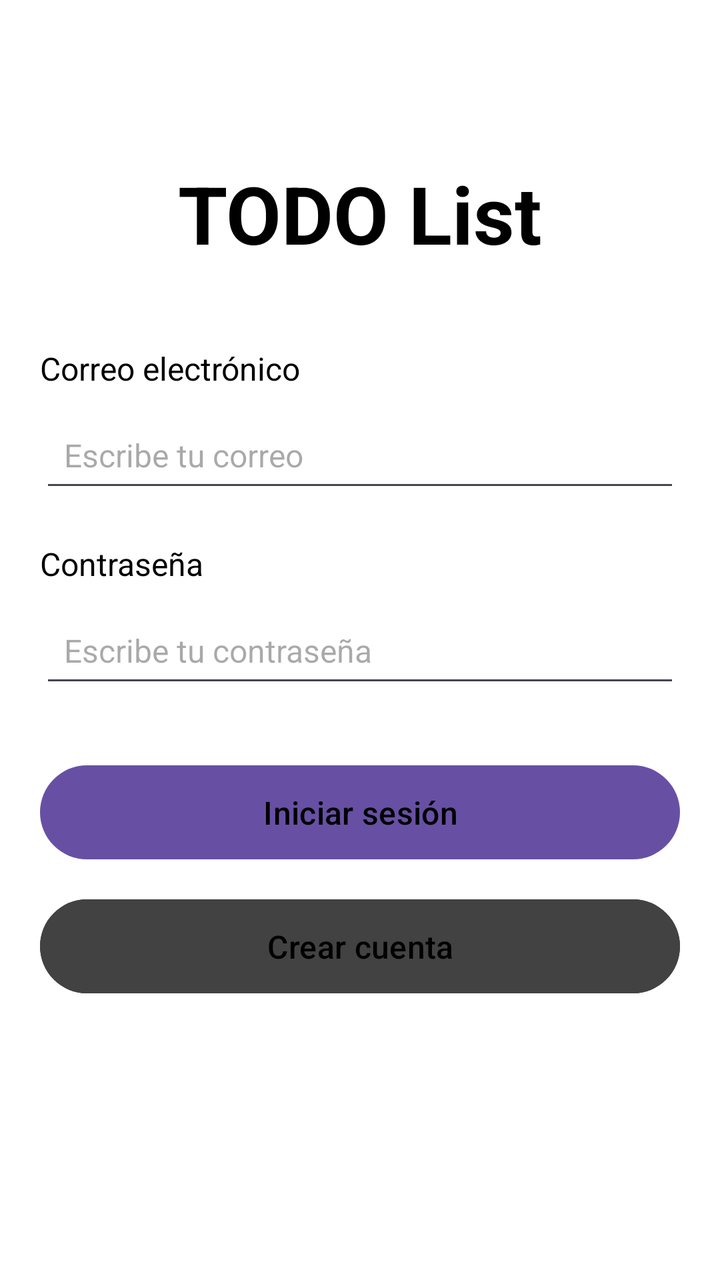
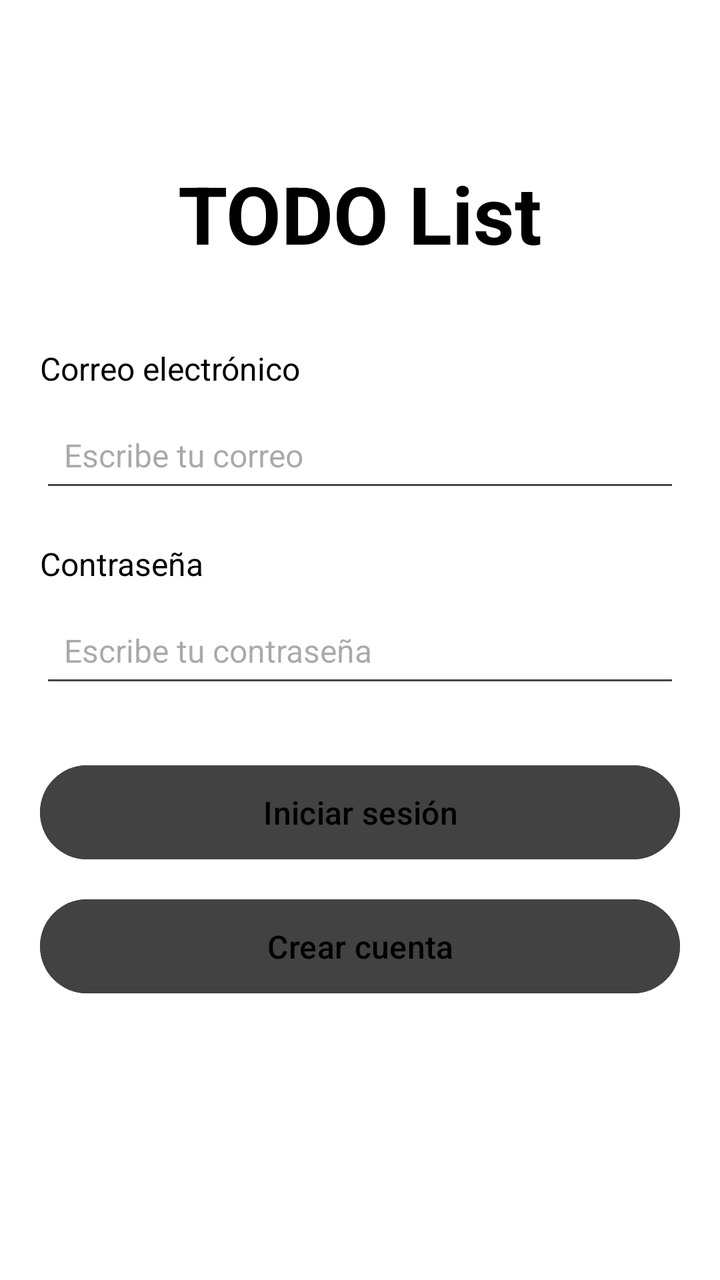

Two renders of the same Android screen: before a commit and after it. Below are the layout's source before the change and the commit's diff.
<!-- AndroidManifest.xml: application theme Theme.TodoLIST -->
<!-- res/layout/activity_main.xml -->
<?xml version="1.0" encoding="utf-8"?>
<LinearLayout
    xmlns:android="http://schemas.android.com/apk/res/android"
    xmlns:tools="http://schemas.android.com/tools"
    android:id="@+id/main"
    android:layout_width="match_parent"
    android:layout_height="match_parent"
    android:background="#FFFFFF"
    android:orientation="vertical"
    android:padding="20dp"
    tools:context=".LoginActivity">

    
    <TextView
        android:id="@+id/txtTitulo"
        android:layout_width="match_parent"
        android:layout_height="wrap_content"
        android:layout_marginTop="60dp"
        android:layout_marginBottom="40dp"
        android:gravity="center"
        android:text="TODO List"
        android:textColor="#000000"
        android:textSize="40sp"
        android:textStyle="bold" />

    <TextView
        android:layout_width="match_parent"
        android:layout_height="wrap_content"
        android:text="Correo electrónico"
        android:textColor="#000000"
        android:textSize="16sp" />

    <EditText
        android:id="@+id/edtCorreo"
        android:layout_width="match_parent"
        android:layout_height="50dp"
        android:layout_marginTop="6dp"
        android:layout_marginBottom="20dp"

        android:hint="Escribe tu correo"
        android:inputType="textEmailAddress"
        android:paddingHorizontal="12dp"
        android:textSize="16sp" />

    <TextView
        android:layout_width="match_parent"
        android:layout_height="wrap_content"
        android:text="Contraseña"
        android:textColor="#000000"
        android:textSize="16sp" />

    <EditText
        android:id="@+id/edtContrasena"
        android:layout_width="match_parent"
        android:layout_height="50dp"
        android:layout_marginTop="6dp"
        android:layout_marginBottom="30dp"
        android:hint="Escribe tu contraseña"
        android:inputType="textPassword"
        android:paddingHorizontal="12dp"
        android:textSize="16sp" />

    <Button
        android:id="@+id/btnIniciarSesion"
        android:layout_width="match_parent"
        android:layout_height="55dp"
        android:layout_marginBottom="12dp"
        android:text="Iniciar sesión"
        android:textAllCaps="false"
        android:textColor="#000000"
        android:textSize="16sp" />

    <Button
        android:id="@+id/btnCrearCuenta"
        android:layout_width="match_parent"
        android:layout_height="55dp"
        android:text="Crear cuenta"
        android:textAllCaps="false"
        android:textColor="#000000"
        android:backgroundTint="@color/cardview_dark_background"
        android:textSize="16sp" />

</LinearLayout>
<!-- resources referenced by this layout -->
<resources>
  <style name="Theme.TodoLIST" parent="Base.Theme.TodoLIST" />
  <style name="Base.Theme.TodoLIST" parent="Theme.Material3.DayNight.NoActionBar">
          
          
      </style>
</resources>

<!-- the commit's change to res/layout/activity_main.xml (unified diff, before → after) -->
@@ -68,6 +68,7 @@
         android:text="Iniciar sesión"
         android:textAllCaps="false"
         android:textColor="#000000"
+        android:backgroundTint="@color/cardview_dark_background"
         android:textSize="16sp" />
 
     <Button
